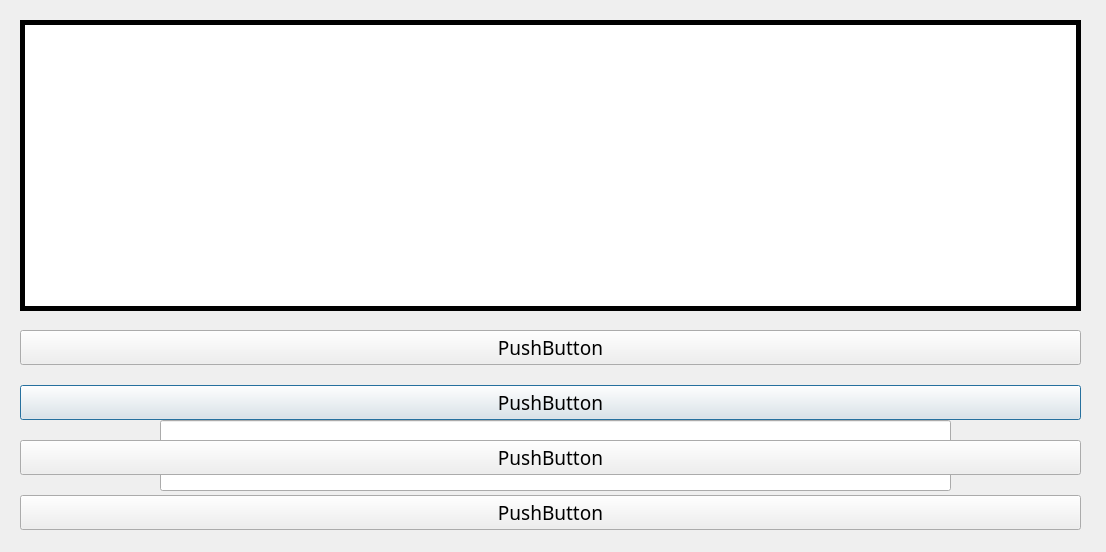
The window that TestWindow.ui (KangInPark/VocaTester) describes before a commit, drawn with Qt 5.
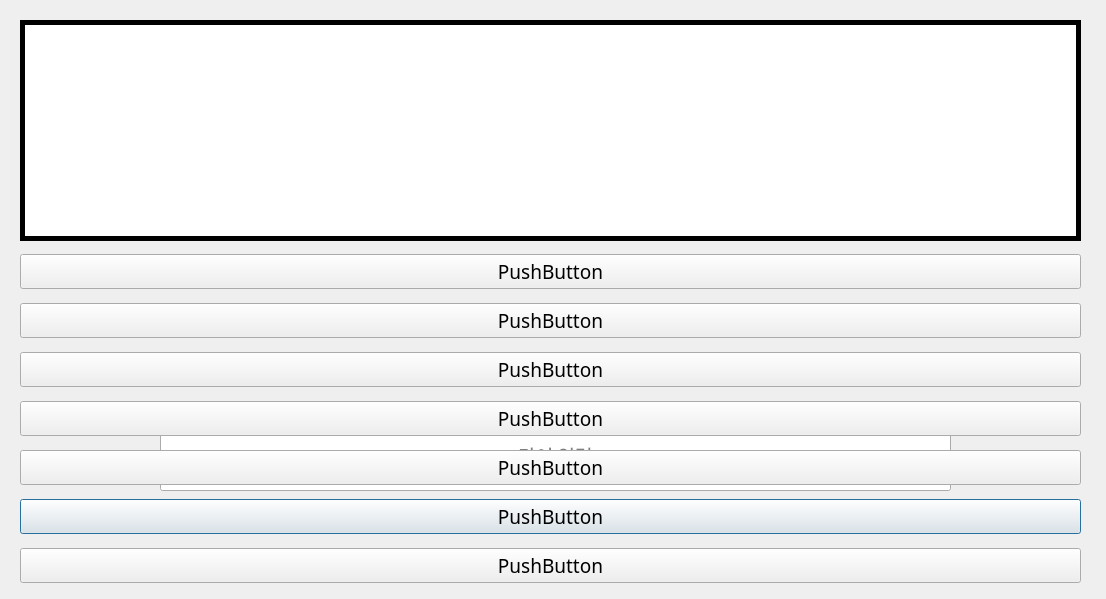
The same window after the commit.

Commit message: 기능추가: 고르기 항목 6개로 추가 및 '정답 모름' 버튼 추가

Diff of the .ui file:
```diff
--- a/TestWindow.ui
+++ b/TestWindow.ui
@@ -7,7 +7,7 @@
     <x>0</x>
     <y>0</y>
     <width>1106</width>
-    <height>552</height>
+    <height>599</height>
    </rect>
   </property>
   <property name="windowTitle">
@@ -19,7 +19,7 @@
      <x>20</x>
      <y>20</y>
      <width>1061</width>
-     <height>291</height>
+     <height>221</height>
     </rect>
    </property>
    <property name="font">
@@ -97,20 +97,20 @@
    <property name="geometry">
     <rect>
      <x>20</x>
-     <y>320</y>
+     <y>250</y>
      <width>1061</width>
-     <height>221</height>
+     <height>342</height>
     </rect>
    </property>
-   <layout class="QGridLayout" name="l1" rowstretch="0,0,0,0">
+   <layout class="QGridLayout" name="l1" rowstretch="0,0,0,0,0,0,0">
     <property name="horizontalSpacing">
      <number>7</number>
     </property>
     <property name="verticalSpacing">
      <number>10</number>
     </property>
-    <item row="1" column="0">
-     <widget class="QPushButton" name="btn3">
+    <item row="5" column="0">
+     <widget class="QPushButton" name="btn6">
       <property name="font">
        <font>
         <family>맑은 고딕</family>
@@ -123,6 +123,32 @@
      </widget>
     </item>
     <item row="3" column="0">
+     <widget class="QPushButton" name="btn4">
+      <property name="font">
+       <font>
+        <family>맑은 고딕</family>
+        <pointsize>14</pointsize>
+       </font>
+      </property>
+      <property name="text">
+       <string>PushButton</string>
+      </property>
+     </widget>
+    </item>
+    <item row="2" column="0">
+     <widget class="QPushButton" name="btn3">
+      <property name="font">
+       <font>
+        <family>맑은 고딕</family>
+        <pointsize>14</pointsize>
+       </font>
+      </property>
+      <property name="text">
+       <string>PushButton</string>
+      </property>
+     </widget>
+    </item>
+    <item row="1" column="0">
      <widget class="QPushButton" name="btn2">
       <property name="font">
        <font>
@@ -148,8 +174,21 @@
       </property>
      </widget>
     </item>
-    <item row="2" column="0">
-     <widget class="QPushButton" name="btn4">
+    <item row="4" column="0">
+     <widget class="QPushButton" name="btn5">
+      <property name="font">
+       <font>
+        <family>맑은 고딕</family>
+        <pointsize>14</pointsize>
+       </font>
+      </property>
+      <property name="text">
+       <string>PushButton</string>
+      </property>
+     </widget>
+    </item>
+    <item row="6" column="0">
+     <widget class="QPushButton" name="btn7">
       <property name="font">
        <font>
         <family>맑은 고딕</family>
```
The commit also changes 2 other files.
